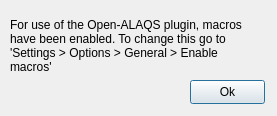
Qt form ui/ui_macros_enabled.ui (eurocontrol-asu/open_alaqs) before a commit.
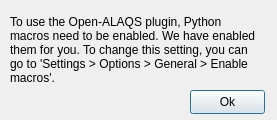
The same form after that commit.

Patch:
```diff
--- a/ui/ui_macros_enabled.ui
+++ b/ui/ui_macros_enabled.ui
@@ -10,7 +10,7 @@
     <x>0</x>
     <y>0</y>
     <width>277</width>
-    <height>116</height>
+    <height>120</height>
    </rect>
   </property>
   <property name="sizePolicy">
@@ -22,13 +22,13 @@
   <property name="minimumSize">
    <size>
     <width>277</width>
-    <height>116</height>
+    <height>120</height>
    </size>
   </property>
   <property name="maximumSize">
    <size>
     <width>277</width>
-    <height>116</height>
+    <height>120</height>
    </size>
   </property>
   <property name="windowTitle">
@@ -41,7 +41,7 @@
    <property name="geometry">
     <rect>
      <x>190</x>
-     <y>80</y>
+     <y>90</y>
      <width>75</width>
      <height>24</height>
     </rect>
@@ -65,7 +65,7 @@
      <x>10</x>
      <y>10</y>
      <width>251</width>
-     <height>71</height>
+     <height>80</height>
     </rect>
    </property>
    <property name="sizePolicy">
@@ -75,7 +75,7 @@
     </sizepolicy>
    </property>
    <property name="text">
-    <string>For use of the Open-ALAQS plugin, macros have been enabled. To change this go to 'Settings &gt; Options &gt; General &gt; Enable macros'</string>
+    <string>To use the Open-ALAQS plugin, Python macros need to be enabled. We have enabled them for you. To change this setting, you can go to 'Settings &gt; Options &gt; General &gt; Enable macros'.</string>
    </property>
    <property name="textFormat">
     <enum>Qt::AutoText</enum>
```
